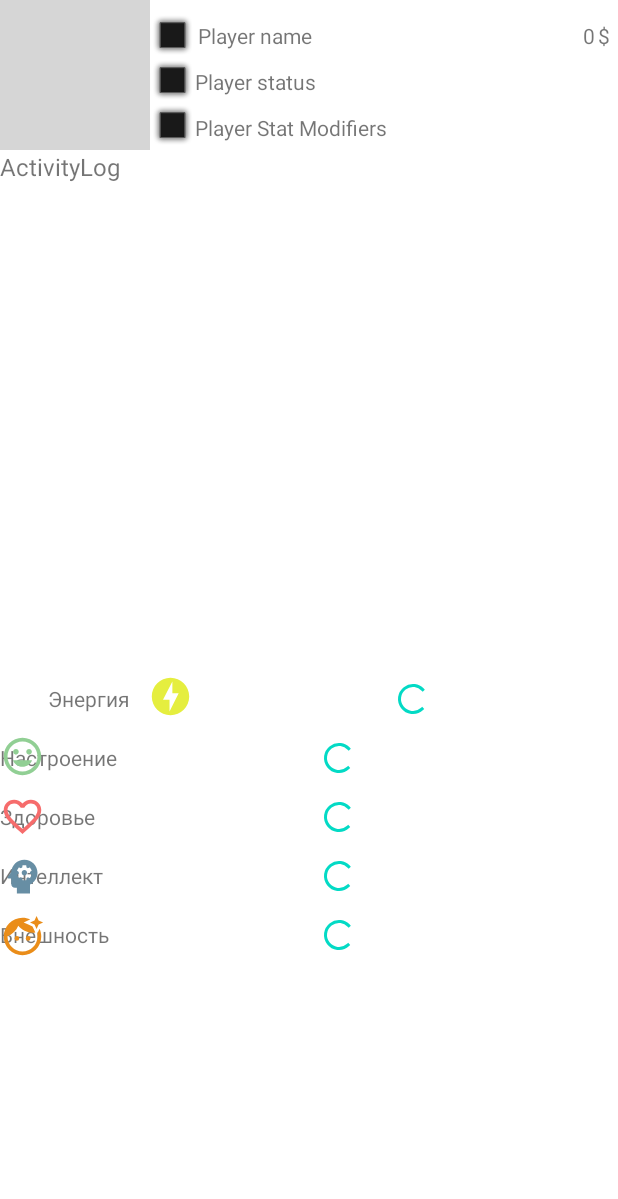
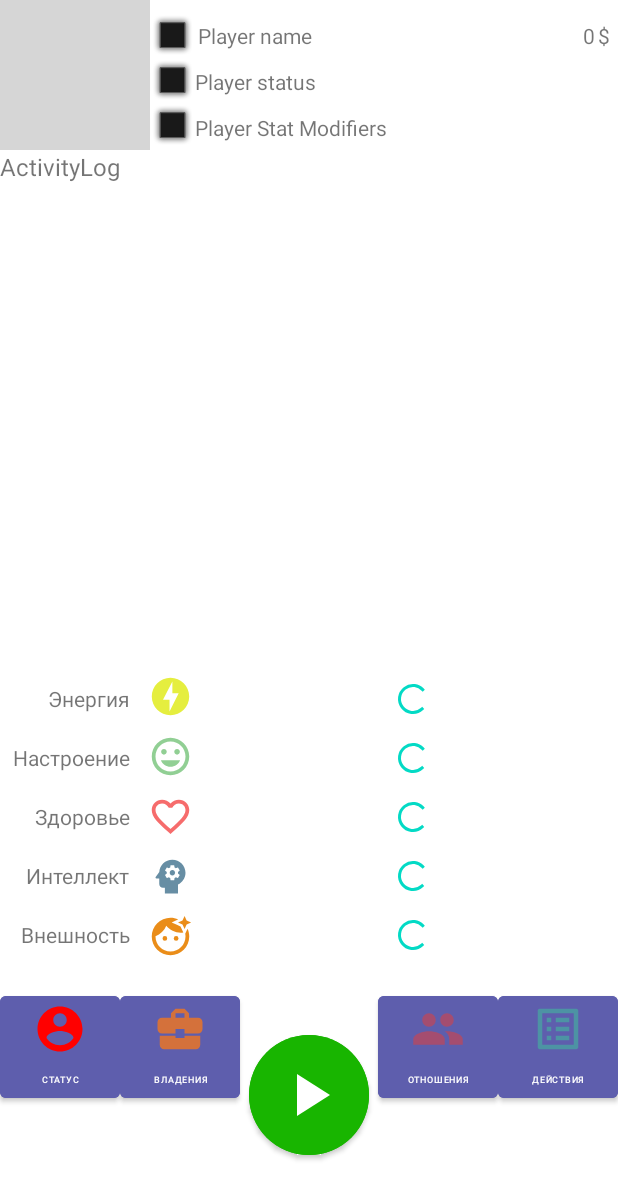
Before and after one commit to etogus/LifeSim, an Android app: the layout activity_game_new.xml on its own in the app's theme, with its tools: preview values and no code run, on a phone screen of 412 x 824 dp. Shown: the top 1199 px of the screen. Run offline under Robolectric (Android 15) with nearby library versions, the phone set to English and light mode, and no system bars; plain views replace RoundedProgressBar; grey boxes are pictures that could not be loaded.

Commit message:
Reworking game interface

```diff
--- a/app/src/main/res/layout/activity_game_new.xml
+++ b/app/src/main/res/layout/activity_game_new.xml
@@ -178,8 +178,8 @@
         android:layout_height="wrap_content"
         android:layout_marginTop="20dp"
         android:text="@string/mood_text"
-        app:layout_constraintTop_toBottomOf="@+id/energyText"
-        tools:layout_editor_absoluteX="8dp" />
+        app:layout_constraintEnd_toEndOf="@+id/energyText"
+        app:layout_constraintTop_toBottomOf="@+id/energyText" />
 
     <ImageView
         android:id="@+id/energyPic"
@@ -196,9 +196,9 @@
         android:layout_width="30dp"
         android:layout_height="30dp"
         android:layout_marginTop="10dp"
+        app:layout_constraintEnd_toEndOf="@+id/energyPic"
         app:layout_constraintTop_toBottomOf="@+id/energyPic"
-        app:srcCompat="@drawable/ic_baseline_mood_24"
-        tools:layout_editor_absoluteX="99dp" />
+        app:srcCompat="@drawable/ic_baseline_mood_24" />
 
     <TextView
         android:id="@+id/healthText"
@@ -206,17 +206,17 @@
         android:layout_height="wrap_content"
         android:layout_marginTop="20dp"
         android:text="@string/health_text"
-        app:layout_constraintTop_toBottomOf="@+id/moodText"
-        tools:layout_editor_absoluteX="23dp" />
+        app:layout_constraintEnd_toEndOf="@+id/moodText"
+        app:layout_constraintTop_toBottomOf="@+id/moodText" />
 
     <ImageView
         android:id="@+id/healthPic"
         android:layout_width="30dp"
         android:layout_height="30dp"
         android:layout_marginTop="10dp"
+        app:layout_constraintEnd_toEndOf="@+id/moodPic"
         app:layout_constraintTop_toBottomOf="@+id/moodPic"
-        app:srcCompat="@drawable/ic_baseline_health_24"
-        tools:layout_editor_absoluteX="99dp" />
+        app:srcCompat="@drawable/ic_baseline_health_24" />
 
     <TextView
         android:id="@+id/smartsText"
@@ -224,17 +224,17 @@
         android:layout_height="wrap_content"
         android:layout_marginTop="20dp"
         android:text="@string/smarts_text"
-        app:layout_constraintTop_toBottomOf="@+id/healthText"
-        tools:layout_editor_absoluteX="17dp" />
+        app:layout_constraintEnd_toEndOf="@+id/healthText"
+        app:layout_constraintTop_toBottomOf="@+id/healthText" />
 
     <ImageView
         android:id="@+id/smartsPic"
         android:layout_width="30dp"
         android:layout_height="30dp"
         android:layout_marginTop="10dp"
+        app:layout_constraintEnd_toEndOf="@+id/healthPic"
         app:layout_constraintTop_toBottomOf="@+id/healthPic"
-        app:srcCompat="@drawable/ic_baseline_smarts_24"
-        tools:layout_editor_absoluteX="99dp" />
+        app:srcCompat="@drawable/ic_baseline_smarts_24" />
 
     <TextView
         android:id="@+id/looksText"
@@ -242,83 +242,90 @@
         android:layout_height="wrap_content"
         android:layout_marginTop="20dp"
         android:text="@string/looks_text"
-        app:layout_constraintTop_toBottomOf="@+id/smartsText"
-        tools:layout_editor_absoluteX="13dp" />
+        app:layout_constraintEnd_toEndOf="@+id/smartsText"
+        app:layout_constraintTop_toBottomOf="@+id/smartsText" />
 
     <ImageView
         android:id="@+id/looksPic"
         android:layout_width="30dp"
         android:layout_height="30dp"
         android:layout_marginTop="10dp"
+        app:layout_constraintEnd_toEndOf="@+id/smartsPic"
         app:layout_constraintTop_toBottomOf="@+id/smartsPic"
-        app:srcCompat="@drawable/ic_baseline_looks_24"
-        tools:layout_editor_absoluteX="99dp" />
+        app:srcCompat="@drawable/ic_baseline_looks_24" />
 
     <com.google.android.material.button.MaterialButton
+        android:id="@+id/materialButton2"
         android:layout_width="80dp"
         android:layout_height="80dp"
+        android:layout_marginTop="25dp"
+        android:backgroundTint="#5E5EAD"
         android:text="@string/status_actions_button"
         android:textSize="6sp"
         app:icon="@drawable/ic_baseline_account_circle_36"
         app:iconGravity="top"
         app:iconTint="#ff0000"
-        android:backgroundTint="#5E5EAD"
-        tools:layout_editor_absoluteX="0dp"
-        tools:layout_editor_absoluteY="651dp" />
+        app:layout_constraintStart_toStartOf="parent"
+        app:layout_constraintTop_toBottomOf="@+id/looksText" />
 
     <com.google.android.material.button.MaterialButton
+        android:id="@+id/materialButton"
         android:layout_width="80dp"
         android:layout_height="80dp"
+        android:backgroundTint="#5E5EAD"
         android:text="@string/assets_button"
         android:textSize="6sp"
         app:icon="@drawable/ic_baseline_business_center_36"
         app:iconGravity="top"
         app:iconTint="#D4713B"
-        android:backgroundTint="#5E5EAD"
-        tools:layout_editor_absoluteX="80dp"
-        tools:layout_editor_absoluteY="651dp" />
+        app:layout_constraintStart_toEndOf="@+id/materialButton2"
+        app:layout_constraintTop_toTopOf="@+id/materialButton2" />
 
     <com.google.android.material.button.MaterialButton
         android:layout_width="80dp"
         android:layout_height="80dp"
+        app:iconSize="48dp"
         android:backgroundTint="#18B500"
-        android:layout_marginLeft="-20dp"
         android:insetLeft="0dp"
         android:insetTop="0dp"
         android:insetRight="0dp"
         android:insetBottom="0dp"
         android:padding="0dp"
+        android:textSize="12sp"
+        app:icon="@drawable/ic_baseline_play_arrow_36"
         app:iconGravity="textStart"
         app:iconPadding="0dp"
-        android:textSize="12sp"
-        app:icon="@drawable/ic_baseline_play_arrow_36"
-        app:shapeAppearanceOverlay="@style/ShapeAppearanceOverlay.MyApp.Button.Circle"
-        tools:layout_editor_absoluteX="166dp"
-        tools:layout_editor_absoluteY="651dp" />
+        app:layout_constraintBottom_toBottomOf="parent"
+        app:layout_constraintEnd_toEndOf="parent"
+        app:layout_constraintStart_toStartOf="@+id/materialButton2"
+        app:layout_constraintTop_toBottomOf="@+id/looksBar"
+        app:shapeAppearanceOverlay="@style/ShapeAppearanceOverlay.MyApp.Button.Circle" />
 
     <com.google.android.material.button.MaterialButton
+        android:id="@+id/materialButton4"
         android:layout_width="80dp"
         android:layout_height="80dp"
+        android:backgroundTint="#5E5EAD"
         android:text="@string/relationships_button"
         android:textSize="6sp"
         app:icon="@drawable/ic_baseline_people_36"
         app:iconGravity="top"
         app:iconTint="#A44D70"
-        android:backgroundTint="#5E5EAD"
-        tools:layout_editor_absoluteX="246dp"
-        tools:layout_editor_absoluteY="651dp" />
+        app:layout_constraintEnd_toStartOf="@+id/materialButton3"
+        app:layout_constraintTop_toTopOf="@+id/materialButton" />
 
     <com.google.android.material.button.MaterialButton
+        android:id="@+id/materialButton3"
         android:layout_width="80dp"
         android:layout_height="80dp"
+        android:backgroundTint="#5E5EAD"
         android:text="@string/actions_button"
         android:textSize="6sp"
         app:icon="@drawable/ic_baseline_list_alt_36"
         app:iconGravity="top"
         app:iconTint="#4D93A4"
-        android:backgroundTint="#5E5EAD"
-        tools:layout_editor_absoluteX="326dp"
-        tools:layout_editor_absoluteY="651dp" />
+        app:layout_constraintEnd_toEndOf="parent"
+        app:layout_constraintTop_toTopOf="@+id/materialButton4" />
 
 
 </androidx.constraintlayout.widget.ConstraintLayout>
```
